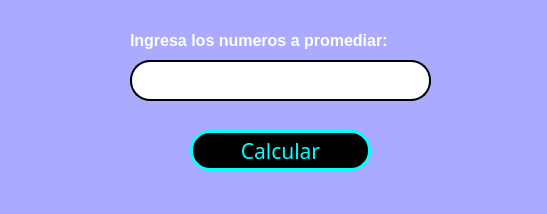
Qt form Unidad I/Tareas/E07_Promedio.ui (P4B11nn/PIP_2025_Unidad1_Eq5) before a commit.
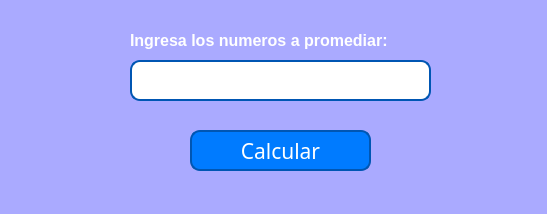
The same form after that commit.

Diff of the .ui file:
```diff
--- a/Unidad I/Tareas/E07_Promedio.ui
+++ b/Unidad I/Tareas/E07_Promedio.ui
@@ -33,10 +33,19 @@
      </font>
     </property>
     <property name="styleSheet">
-     <string notr="true">background-color:black;
-color: cyan;
-border-radius: 20px;
-border: 3px solid cyan</string>
+     <string notr="true">QPushButton:pressed {
+    background-color: #003f7f; 
+    border: 2px solid #002f5f; 
+}
+
+QPushButton {
+    background-color: #007BFF;
+    color: white;
+    border-radius: 10px;
+    border: 2px solid #0056b3;
+    padding: 5px 10px;
+  
+}</string>
     </property>
     <property name="text">
      <string>Calcular</string>
@@ -86,8 +95,10 @@
     </property>
     <property name="styleSheet">
      <string notr="true">background-color:white;
-border-radius: 20px;
-border: 2px solid black;
+border-radius: 10px;
+border: 2px solid #0056b3;
+
+
 </string>
     </property>
     <property name="text">
```
